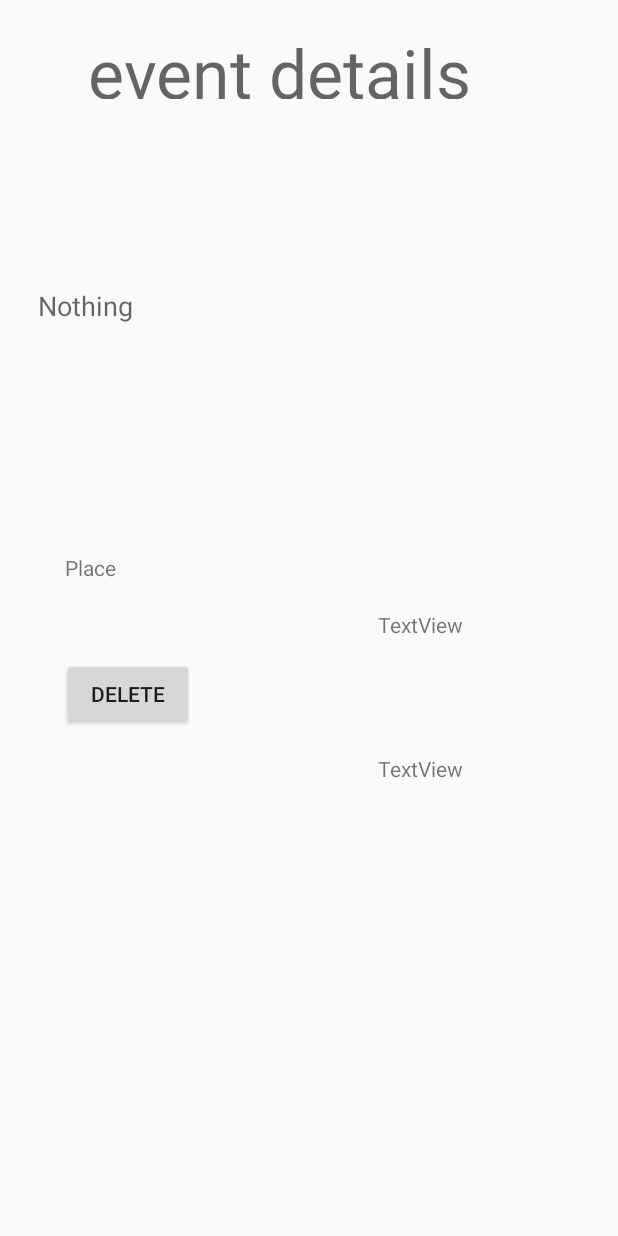
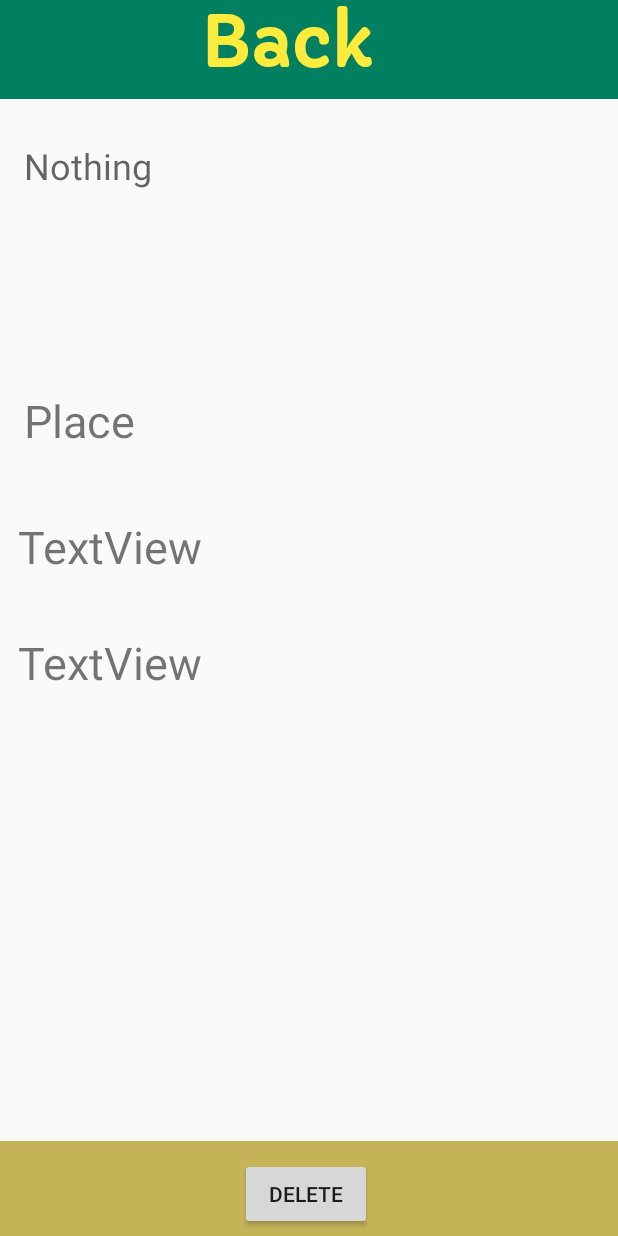
Before and after one commit to vladachini/EOMApp, an Android app: the layout activity_details_page.xml on its own in the app's theme, with its tools: preview values and no code run, on a phone screen of 412 x 824 dp. Run offline under Robolectric (Android 15) with nearby library versions, the phone set to English and light mode, and no system bars.

Commit message:
final commits

```diff
--- a/app/src/main/java/com/example/eomapp/DatabaseHelper.java
+++ b/app/src/main/java/com/example/eomapp/DatabaseHelper.java
@@ -162,9 +162,5 @@ public class DatabaseHelper extends SQLiteOpenHelper {
         String title = cursor.getString(cursor.getColumnIndexOrThrow("title"));
         return title;
     }
-    public String getTitle (Cursor cursor, int position) {
-        cursor.moveToPosition(position);
-        String title = cursor.getString(cursor.getColumnIndexOrThrow("title"));
-        return title;
-    }
+
 }
--- a/app/src/main/res/layout/activity_details_page.xml
+++ b/app/src/main/res/layout/activity_details_page.xml
@@ -6,89 +6,95 @@
     android:layout_height="match_parent"
     tools:context=".DetailsPage">
 
+    <ImageView
+        android:id="@+id/imageView15"
+        android:layout_width="416dp"
+        android:layout_height="66dp"
+        app:layout_constraintStart_toStartOf="parent"
+        app:layout_constraintTop_toTopOf="parent"
+        app:srcCompat="@drawable/banner" />
+
     <TextView
         android:id="@+id/eventTitle"
-        android:layout_width="295dp"
-        android:layout_height="48dp"
-        android:text="event details"
+        android:layout_width="145dp"
+        android:layout_height="50dp"
+        android:fontFamily="@font/capriola"
+        android:text="@string/back"
         android:textAppearance="@style/TextAppearance.AppCompat.Display2"
+        android:textColor="#FFEB3B"
+        android:textStyle="bold"
         app:layout_constraintBottom_toBottomOf="parent"
         app:layout_constraintEnd_toEndOf="parent"
         app:layout_constraintStart_toStartOf="parent"
         app:layout_constraintTop_toTopOf="parent"
-        app:layout_constraintVertical_bias="0.023" />
+        app:layout_constraintVertical_bias="0.0" />
 
     <TextView
         android:id="@+id/detailsView"
         android:layout_width="328dp"
         android:layout_height="142dp"
-        android:layout_marginTop="125dp"
+        android:layout_marginStart="16dp"
+        android:layout_marginLeft="16dp"
+        android:layout_marginTop="28dp"
         android:text="Nothing"
         android:textAppearance="@style/TextAppearance.AppCompat.Medium"
-        app:layout_constraintBottom_toBottomOf="parent"
-        app:layout_constraintEnd_toEndOf="parent"
-        app:layout_constraintHorizontal_bias="0.301"
+        android:textSize="24sp"
         app:layout_constraintStart_toStartOf="parent"
-        app:layout_constraintTop_toBottomOf="@+id/eventTitle"
-        app:layout_constraintVertical_bias="0.0" />
+        app:layout_constraintTop_toBottomOf="@+id/imageView15" />
 
     <TextView
         android:id="@+id/startTimeView"
-        android:layout_width="144dp"
-        android:layout_height="25dp"
-        android:layout_marginStart="311dp"
-        android:layout_marginLeft="311dp"
-        android:layout_marginTop="43dp"
-        android:layout_marginEnd="42dp"
-        android:layout_marginRight="42dp"
-        android:layout_marginBottom="29dp"
+        android:layout_width="167dp"
+        android:layout_height="45dp"
+        android:layout_marginStart="12dp"
+        android:layout_marginLeft="12dp"
+        android:layout_marginTop="32dp"
         android:text="TextView"
-        app:layout_constraintBottom_toTopOf="@+id/endTimeView"
-        app:layout_constraintEnd_toEndOf="parent"
-        app:layout_constraintHorizontal_bias="0.697"
+        android:textSize="30sp"
         app:layout_constraintStart_toStartOf="parent"
-        app:layout_constraintTop_toBottomOf="@+id/detailsView" />
+        app:layout_constraintTop_toBottomOf="@+id/placeView" />
 
     <TextView
         android:id="@+id/endTimeView"
-        android:layout_width="144dp"
-        android:layout_height="25dp"
-        android:layout_marginStart="313dp"
-        android:layout_marginLeft="311dp"
-        android:layout_marginTop="12dp"
-        android:layout_marginEnd="39dp"
-        android:layout_marginRight="39dp"
-        android:layout_marginBottom="266dp"
+        android:layout_width="163dp"
+        android:layout_height="59dp"
+        android:layout_marginStart="12dp"
+        android:layout_marginLeft="12dp"
+        android:layout_marginTop="32dp"
         android:text="TextView"
-        app:layout_constraintBottom_toBottomOf="parent"
-        app:layout_constraintEnd_toEndOf="parent"
-        app:layout_constraintHorizontal_bias="0.729"
+        android:textSize="30sp"
         app:layout_constraintStart_toStartOf="parent"
         app:layout_constraintTop_toBottomOf="@+id/startTimeView" />
 
     <TextView
         android:id="@+id/placeView"
-        android:layout_width="144dp"
-        android:layout_height="25dp"
-        android:layout_marginTop="35dp"
+        android:layout_width="151dp"
+        android:layout_height="52dp"
+        android:layout_marginStart="16dp"
+        android:layout_marginLeft="16dp"
+        android:layout_marginTop="24dp"
         android:text="Place"
-        app:layout_constraintBottom_toBottomOf="parent"
-        app:layout_constraintEnd_toStartOf="@+id/startTimeView"
-        app:layout_constraintHorizontal_bias="0.401"
+        android:textSize="30sp"
         app:layout_constraintStart_toStartOf="parent"
-        app:layout_constraintTop_toBottomOf="@+id/detailsView"
-        app:layout_constraintVertical_bias="0.0" />
+        app:layout_constraintTop_toBottomOf="@+id/detailsView" />
 
     <Button
         android:id="@+id/deleteBtn"
         android:layout_width="wrap_content"
         android:layout_height="wrap_content"
+        android:layout_marginStart="160dp"
+        android:layout_marginLeft="160dp"
+        android:layout_marginBottom="4dp"
         android:text="Delete"
         app:layout_constraintBottom_toBottomOf="parent"
-        app:layout_constraintEnd_toStartOf="@+id/endTimeView"
-        app:layout_constraintHorizontal_bias="0.251"
+        app:layout_constraintStart_toStartOf="@+id/imageView17" />
+
+    <ImageView
+        android:id="@+id/imageView17"
+        android:layout_width="428dp"
+        android:layout_height="63dp"
+        app:layout_constraintBottom_toBottomOf="parent"
         app:layout_constraintStart_toStartOf="parent"
-        app:layout_constraintTop_toBottomOf="@+id/placeView"
-        app:layout_constraintVertical_bias="0.117" />
+        app:srcCompat="@drawable/lowerbanner" />
 
 </androidx.constraintlayout.widget.ConstraintLayout>
```
